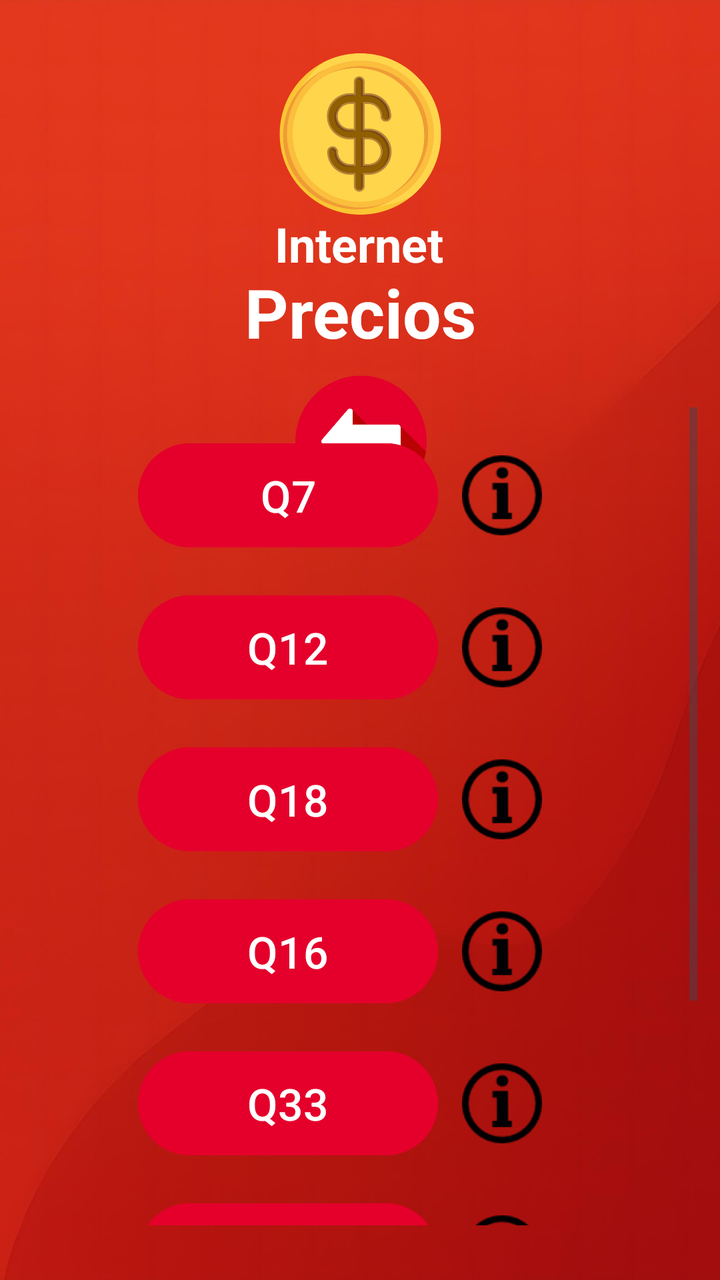
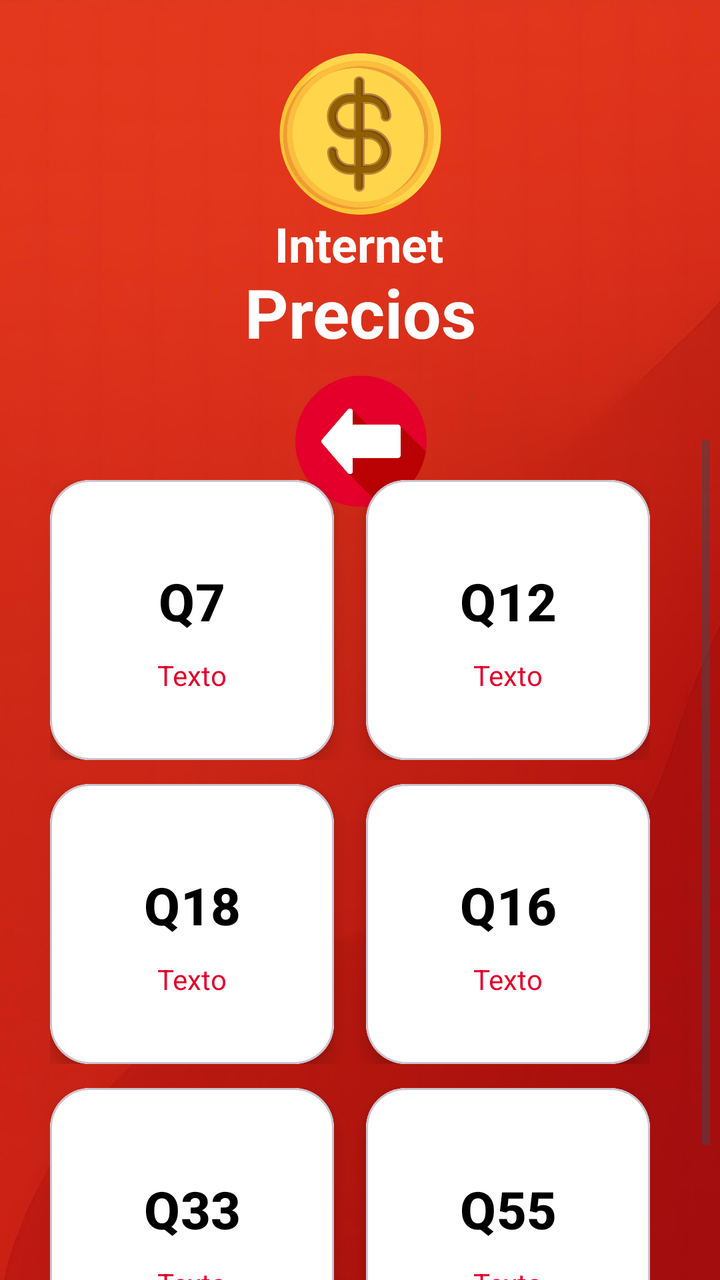

An Android layout rendered at two revisions. The XML below is the earlier revision; the diff shows what the commit changed to produce the second picture.
<!-- AndroidManifest.xml: application theme Theme.ClaroRecargasApp -->
<!-- res/layout/activity_menu_internet.xml -->
<?xml version="1.0" encoding="utf-8"?>
<androidx.constraintlayout.widget.ConstraintLayout xmlns:android="http://schemas.android.com/apk/res/android"
    xmlns:app="http://schemas.android.com/apk/res-auto"
    xmlns:tools="http://schemas.android.com/tools"
    android:id="@+id/main"
    android:layout_width="match_parent"
    android:layout_height="match_parent"
    tools:context=".MenuInternet">

    <ImageView
        android:id="@+id/backgroundImage"
        android:layout_width="0dp"
        android:layout_height="0dp"
        android:scaleType="centerCrop"
        android:src="@drawable/fondoapp"
        app:layout_constraintTop_toTopOf="parent"
        app:layout_constraintBottom_toBottomOf="parent"
        app:layout_constraintStart_toStartOf="parent"
        app:layout_constraintEnd_toEndOf="parent" />

    <ImageButton
        android:id="@+id/btnVolverI"
        android:layout_width="71dp"
        android:layout_height="70dp"
        android:layout_marginStart="16dp"
        android:background="#01FFFFFF"
        android:contentDescription="@string/descripcion_boton"
        android:scaleType="fitCenter"
        app:layout_constraintBottom_toBottomOf="parent"
        app:layout_constraintEnd_toEndOf="parent"
        app:layout_constraintHorizontal_bias="0.473"
        app:layout_constraintStart_toStartOf="parent"
        app:layout_constraintTop_toTopOf="parent"
        app:layout_constraintVertical_bias="0.326"
        app:srcCompat="@drawable/icon_regresar_atras" />

    <TextView
        android:id="@+id/textView"
        android:layout_width="171dp"
        android:layout_height="45dp"
        android:layout_gravity="center"
        android:gravity="center"
        android:text="Precios"
        android:textAlignment="center"
        android:textColor="#FFFFFF"
        android:textSize="34sp"
        android:textStyle="bold"
        app:layout_constraintBottom_toBottomOf="parent"
        app:layout_constraintEnd_toEndOf="parent"
        app:layout_constraintStart_toStartOf="parent"
        app:layout_constraintTop_toTopOf="parent"
        app:layout_constraintVertical_bias="0.224" />

    <ImageView
        android:id="@+id/imageView"
        android:layout_width="99dp"
        android:layout_height="86dp"
        android:layout_marginTop="24dp"
        app:layout_constraintEnd_toEndOf="parent"
        app:layout_constraintStart_toStartOf="parent"
        app:layout_constraintTop_toTopOf="parent"
        app:srcCompat="@drawable/precio" />

    <ScrollView
        android:id="@+id/scrollView2"
        android:layout_width="345dp"
        android:layout_height="409dp"
        android:layout_marginStart="45dp"
        android:layout_marginEnd="41dp"
        app:layout_constraintBottom_toBottomOf="parent"
        app:layout_constraintEnd_toEndOf="parent"
        app:layout_constraintHorizontal_bias="0.583"
        app:layout_constraintStart_toStartOf="parent"
        app:layout_constraintTop_toTopOf="parent"
        app:layout_constraintVertical_bias="0.881">

        <LinearLayout
            android:layout_width="match_parent"
            android:layout_height="wrap_content"
            android:gravity="center_horizontal"
            android:orientation="vertical"
            android:padding="16dp">

            <LinearLayout
                android:layout_width="wrap_content"
                android:layout_height="76dp"
                android:gravity="center_vertical"
                android:orientation="horizontal">

                <Button
                    android:id="@+id/btnPrecio1"
                    android:layout_width="150dp"
                    android:layout_height="60dp"
                    android:layout_marginBottom="10dp"
                    android:backgroundTint="#E4002B"
                    android:text="Q7"
                    android:textSize="22sp" />

                <ImageView
                    android:id="@+id/info1"
                    android:layout_width="wrap_content"
                    android:layout_height="40dp"
                    android:layout_marginBottom="10dp"
                    app:srcCompat="@drawable/informacion" />

            </LinearLayout>
            
            <LinearLayout
                android:layout_width="wrap_content"
                android:layout_height="76dp"
                android:gravity="center_vertical"
                android:orientation="horizontal">

                <Button
                    android:id="@+id/btnPrecio2"
                    android:layout_width="150dp"
                    android:layout_height="60dp"
                    android:layout_marginBottom="10dp"
                    android:backgroundTint="#E4002B"
                    android:text="Q12"
                    android:textSize="22sp" />

                <ImageView
                    android:id="@+id/info2"
                    android:layout_width="wrap_content"
                    android:layout_height="40dp"
                    android:layout_marginBottom="10dp"
                    app:srcCompat="@drawable/informacion" />

            </LinearLayout>
            
            <LinearLayout
                android:layout_width="wrap_content"
                android:layout_height="76dp"
                android:gravity="center_vertical"
                android:orientation="horizontal">

                <Button
                    android:id="@+id/btnPrecio3"
                    android:layout_width="150dp"
                    android:layout_height="60dp"
                    android:layout_marginBottom="10dp"
                    android:backgroundTint="#E4002B"
                    android:text="Q18"
                    android:textSize="22sp" />

                <ImageView
                    android:id="@+id/info3"
                    android:layout_width="wrap_content"
                    android:layout_height="40dp"
                    android:layout_marginBottom="10dp"
                    app:srcCompat="@drawable/informacion" />

            </LinearLayout>
            
            <LinearLayout
                android:layout_width="wrap_content"
                android:layout_height="76dp"
                android:gravity="center_vertical"
                android:orientation="horizontal">

                <Button
                    android:id="@+id/btnPrecio4"
                    android:layout_width="150dp"
                    android:layout_height="60dp"
                    android:layout_marginBottom="10dp"
                    android:backgroundTint="#E4002B"
                    android:text="Q16"
                    android:textSize="22sp" />

                <ImageView
                    android:id="@+id/info4"
                    android:layout_width="wrap_content"
                    android:layout_height="40dp"
                    android:layout_marginBottom="10dp"
                    app:srcCompat="@drawable/informacion" />

            </LinearLayout>
            
            <LinearLayout
                android:layout_width="wrap_content"
                android:layout_height="76dp"
                android:gravity="center_vertical"
                android:orientation="horizontal">

                <Button
                    android:id="@+id/btnPrecio5"
                    android:layout_width="150dp"
                    android:layout_height="60dp"
                    android:layout_marginBottom="10dp"
                    android:backgroundTint="#E4002B"
                    android:text="Q33"
                    android:textSize="22sp" />

                <ImageView
                    android:id="@+id/info5"
                    android:layout_width="wrap_content"
                    android:layout_height="40dp"
                    android:layout_marginBottom="10dp"
                    app:srcCompat="@drawable/informacion" />

            </LinearLayout>
            
            <LinearLayout
                android:layout_width="wrap_content"
                android:layout_height="76dp"
                android:gravity="center_vertical"
                android:orientation="horizontal">

                <Button
                    android:id="@+id/btnPrecio6"
                    android:layout_width="150dp"
                    android:layout_height="60dp"
                    android:layout_marginBottom="10dp"
                    android:backgroundTint="#E4002B"
                    android:text="Q55"
                    android:textSize="22sp" />

                <ImageView
                    android:id="@+id/info6"
                    android:layout_width="wrap_content"
                    android:layout_height="40dp"
                    android:layout_marginBottom="10dp"
                    app:srcCompat="@drawable/informacion" />

            </LinearLayout>

            <LinearLayout
                android:layout_width="wrap_content"
                android:layout_height="76dp"
                android:gravity="center_vertical"
                android:orientation="horizontal">

                <Button
                    android:id="@+id/btnPrecio7"
                    android:layout_width="150dp"
                    android:layout_height="60dp"
                    android:layout_marginBottom="10dp"
                    android:backgroundTint="#E4002B"
                    android:text="Q110"
                    android:textSize="22sp" />

                <ImageView
                    android:id="@+id/info7"
                    android:layout_width="wrap_content"
                    android:layout_height="40dp"
                    android:layout_marginBottom="10dp"
                    app:srcCompat="@drawable/informacion" />

            </LinearLayout>


        </LinearLayout>
    </ScrollView>

    <TextView
        android:id="@+id/textView2"
        android:layout_width="wrap_content"
        android:layout_height="wrap_content"
        android:text="Internet"
        android:textAlignment="textStart"
        android:textColor="#FFFFFF"
        android:textSize="24sp"
        android:textStyle="bold"
        app:layout_constraintBottom_toBottomOf="parent"
        app:layout_constraintEnd_toEndOf="parent"
        app:layout_constraintHorizontal_bias="0.498"
        app:layout_constraintStart_toStartOf="parent"
        app:layout_constraintTop_toTopOf="parent"
        app:layout_constraintVertical_bias="0.174" />


</androidx.constraintlayout.widget.ConstraintLayout>
<!-- resources referenced by this layout -->
<resources>
  <!-- drawable fondoapp: jpg bitmap (drawable, 112541 bytes) -->
  <!-- drawable icon_regresar_atras: png bitmap (drawable, 16579 bytes) -->
  <!-- drawable informacion: png bitmap (drawable, 1876 bytes) -->
  <!-- drawable precio: png bitmap (drawable, 49291 bytes) -->
  <string name="descripcion_boton">Menú desplegable</string>
  <style name="Theme.ClaroRecargasApp" parent="Base.Theme.ClaroRecargasApp" />
  <style name="Base.Theme.ClaroRecargasApp" parent="Theme.Material3.DayNight.NoActionBar">
          
          
      </style>
</resources>

<!-- the commit's change to res/layout/activity_menu_internet.xml (unified diff, before → after) -->
@@ -63,195 +63,298 @@
 
     <ScrollView
         android:id="@+id/scrollView2"
-        android:layout_width="345dp"
-        android:layout_height="409dp"
-        android:layout_marginStart="45dp"
-        android:layout_marginEnd="41dp"
-        app:layout_constraintBottom_toBottomOf="parent"
-        app:layout_constraintEnd_toEndOf="parent"
-        app:layout_constraintHorizontal_bias="0.583"
-        app:layout_constraintStart_toStartOf="parent"
-        app:layout_constraintTop_toTopOf="parent"
-        app:layout_constraintVertical_bias="0.881">
+        android:layout_width="350dp"
+        android:layout_height="480dp"
+        android:layout_marginTop="280dp"
+        android:fillViewport="true"
+        app:layout_constraintTop_toTopOf="parent"
+        app:layout_constraintBottom_toBottomOf="parent"
+        app:layout_constraintStart_toStartOf="parent"
+        app:layout_constraintEnd_toEndOf="parent">
 
         <LinearLayout
-            android:layout_width="match_parent"
+
+            android:layout_width="340dp"
             android:layout_height="wrap_content"
-            android:gravity="center_horizontal"
             android:orientation="vertical"
-            android:padding="16dp">
-
-            <LinearLayout
-                android:layout_width="wrap_content"
-                android:layout_height="76dp"
-                android:gravity="center_vertical"
-                android:orientation="horizontal">
-
-                <Button
-                    android:id="@+id/btnPrecio1"
-                    android:layout_width="150dp"
-                    android:layout_height="60dp"
-                    android:layout_marginBottom="10dp"
-                    android:backgroundTint="#E4002B"
-                    android:text="Q7"
-                    android:textSize="22sp" />
-
-                <ImageView
-                    android:id="@+id/info1"
-                    android:layout_width="wrap_content"
-                    android:layout_height="40dp"
-                    android:layout_marginBottom="10dp"
-                    app:srcCompat="@drawable/informacion" />
-
-            </LinearLayout>
+            android:padding="20dp">
+
             
             <LinearLayout
-                android:layout_width="wrap_content"
-                android:layout_height="76dp"
-                android:gravity="center_vertical"
+                android:layout_width="match_parent"
+                android:layout_height="wrap_content"
+                android:layout_marginBottom="12dp"
                 android:orientation="horizontal">
 
-                <Button
-                    android:id="@+id/btnPrecio2"
-                    android:layout_width="150dp"
-                    android:layout_height="60dp"
-                    android:layout_marginBottom="10dp"
-                    android:backgroundTint="#E4002B"
-                    android:text="Q12"
-                    android:textSize="22sp" />
-
-                <ImageView
-                    android:id="@+id/info2"
-                    android:layout_width="wrap_content"
-                    android:layout_height="40dp"
-                    android:layout_marginBottom="10dp"
-                    app:srcCompat="@drawable/informacion" />
+                <com.google.android.material.card.MaterialCardView
+                    android:layout_width="0dp"
+                    android:layout_height="140dp"
+                    android:layout_marginEnd="8dp"
+                    android:layout_weight="1"
+                    app:cardCornerRadius="20dp"
+                    app:cardElevation="6dp">
+
+                    <LinearLayout
+                        android:layout_width="match_parent"
+                        android:layout_height="match_parent"
+                        android:gravity="center"
+                        android:background="#FFFFFF"
+                        android:orientation="vertical">
+
+                        <Button
+                            android:id="@+id/btnPrecio1"
+                            android:layout_width="wrap_content"
+                            android:layout_height="wrap_content"
+                            android:background="@android:color/transparent"
+                            android:text="Q7"
+                            android:textColor="#000000"
+                            android:textSize="26sp"
+                            android:textStyle="bold" />
+
+                        <TextView
+                            android:layout_width="wrap_content"
+                            android:layout_height="wrap_content"
+                            android:text="Texto"
+                            android:textColor="#E4002B"
+                            android:textSize="14sp" />
+                    </LinearLayout>
+
+                </com.google.android.material.card.MaterialCardView>
+
+                <com.google.android.material.card.MaterialCardView
+                    android:layout_width="0dp"
+                    android:layout_height="140dp"
+                    android:layout_marginStart="8dp"
+                    android:layout_weight="1"
+                    app:cardCornerRadius="20dp"
+                    app:cardElevation="6dp">
+
+                    <LinearLayout
+                        android:layout_width="match_parent"
+                        android:layout_height="match_parent"
+                        android:gravity="center"
+                        android:background="#FFFFFF"
+                        android:orientation="vertical">
+
+                        <Button
+                            android:id="@+id/btnPrecio2"
+                            android:layout_width="wrap_content"
+                            android:layout_height="wrap_content"
+                            android:background="@android:color/transparent"
+                            android:text="Q12"
+                            android:textColor="#000000"
+                            android:textSize="26sp"
+                            android:textStyle="bold" />
+
+                        <TextView
+                            android:layout_width="wrap_content"
+                            android:layout_height="wrap_content"
+                            android:text="Texto"
+                            android:textColor="#E4002B"
+                            android:textSize="14sp" />
+                    </LinearLayout>
+
+                </com.google.android.material.card.MaterialCardView>
 
             </LinearLayout>
+
             
             <LinearLayout
-                android:layout_width="wrap_content"
-                android:layout_height="76dp"
-                android:gravity="center_vertical"
-                android:orientation="horizontal">
-
-                <Button
-                    android:id="@+id/btnPrecio3"
-                    android:layout_width="150dp"
-                    android:layout_height="60dp"
-                    android:layout_marginBottom="10dp"
-                    android:backgroundTint="#E4002B"
-                    android:text="Q18"
-                    android:textSize="22sp" />
-
-                <ImageView
-                    android:id="@+id/info3"
-                    android:layout_width="wrap_content"
-                    android:layout_height="40dp"
-                    android:layout_marginBottom="10dp"
-                    app:srcCompat="@drawable/informacion" />
+                android:layout_width="match_parent"
+                android:layout_height="wrap_content"
+                android:orientation="horizontal"
+                android:layout_marginBottom="12dp">
+
+
+                <com.google.android.material.card.MaterialCardView
+                    android:layout_width="0dp"
+                    android:layout_height="140dp"
+                    android:layout_weight="1"
+                    android:layout_marginEnd="8dp"
+                    app:cardCornerRadius="20dp"
+                    app:cardElevation="6dp">
+
+                    <LinearLayout
+                        android:layout_width="match_parent"
+                        android:layout_height="match_parent"
+                        android:gravity="center"
+                        android:background="#FFFFFF"
+                        android:orientation="vertical">
+
+                        <Button
+                            android:id="@+id/btnPrecio3"
+                            android:layout_width="wrap_content"
+                            android:layout_height="wrap_content"
+                            android:background="@android:color/transparent"
+                            android:text="Q18"
+                            android:textSize="26sp"
+                            android:textStyle="bold"
+                            android:textColor="#000000"/>
+
+                        <TextView
+                            android:layout_width="wrap_content"
+                            android:layout_height="wrap_content"
+                            android:text="Texto"
+                            android:textSize="14sp"
+                            android:textColor="#E4002B"/>
+                    </LinearLayout>
+
+                </com.google.android.material.card.MaterialCardView>
+
+                <com.google.android.material.card.MaterialCardView
+                    android:layout_width="0dp"
+                    android:layout_height="140dp"
+                    android:layout_weight="1"
+                    android:layout_marginStart="8dp"
+                    app:cardCornerRadius="20dp"
+                    app:cardElevation="6dp">
+
+                    <LinearLayout
+                        android:layout_width="match_parent"
+                        android:layout_height="match_parent"
+                        android:gravity="center"
+                        android:background="#FFFFFF"
+                        android:orientation="vertical">
+
+                        <Button
+                            android:id="@+id/btnPrecio4"
+                            android:layout_width="wrap_content"
+                            android:layout_height="wrap_content"
+                            android:background="@android:color/transparent"
+                            android:text="Q16"
+                            android:textSize="26sp"
+                            android:textStyle="bold"
+                            android:textColor="#000000"/>
+
+                        <TextView
+                            android:layout_width="wrap_content"
+                            android:layout_height="wrap_content"
+                            android:text="Texto"
+                            android:textSize="14sp"
+                            android:textColor="#E4002B"/>
+                    </LinearLayout>
+
+                </com.google.android.material.card.MaterialCardView>
 
             </LinearLayout>
+
             
             <LinearLayout
-                android:layout_width="wrap_content"
-                android:layout_height="76dp"
-                android:gravity="center_vertical"
-                android:orientation="horizontal">
-
-                <Button
-                    android:id="@+id/btnPrecio4"
-                    android:layout_width="150dp"
-                    android:layout_height="60dp"
-                    android:layout_marginBottom="10dp"
-                    android:backgroundTint="#E4002B"
-                    android:text="Q16"
-                    android:textSize="22sp" />
-
-                <ImageView
-                    android:id="@+id/info4"
-                    android:layout_width="wrap_content"
-                    android:layout_height="40dp"
-                    android:layout_marginBottom="10dp"
-                    app:srcCompat="@drawable/informacion" />
+                android:layout_width="match_parent"
+                android:layout_height="wrap_content"
+                android:orientation="horizontal"
+                android:layout_marginBottom="12dp">
+
+                <com.google.android.material.card.MaterialCardView
+                    android:layout_width="0dp"
+                    android:layout_height="140dp"
+                    android:layout_weight="1"
+                    android:layout_marginEnd="8dp"
+                    app:cardCornerRadius="20dp"
+                    app:cardElevation="6dp">
+
+                    <LinearLayout
+                        android:layout_width="match_parent"
+                        android:layout_height="match_parent"
+                        android:gravity="center"
+                        android:background="#FFFFFF"
+                        android:orientation="vertical">
+
+                        <Button
+                            android:id="@+id/btnPrecio5"
+                            android:layout_width="wrap_content"
+                            android:layout_height="wrap_content"
+                            android:background="@android:color/transparent"
+                            android:text="Q33"
+                            android:textSize="26sp"
+                            android:textStyle="bold"
+                            android:textColor="#000000"/>
+
+                        <TextView
+                            android:layout_width="wrap_content"
+                            android:layout_height="wrap_content"
+                            android:text="Texto"
+                            android:textSize="14sp"
+                            android:textColor="#E4002B"/>
+                    </LinearLayout>
+
+                </com.google.android.material.card.MaterialCardView>
+
+                <com.google.android.material.card.MaterialCardView
+                    android:layout_width="0dp"
+                    android:layout_height="140dp"
+                    android:layout_weight="1"
+                    android:layout_marginStart="8dp"
+                    app:cardCornerRadius="20dp"
+                    app:cardElevation="6dp">
+
+                    <LinearLayout
+                        android:layout_width="match_parent"
+                        android:layout_height="match_parent"
+                        android:gravity="center"
+                        android:background="#FFFFFF"
+                        android:orientation="vertical">
+
+                        <Button
+                            android:id="@+id/btnPrecio6"
+                            android:layout_width="wrap_content"
+                            android:layout_height="wrap_content"
+                            android:background="@android:color/transparent"
+                            android:text="Q55"
+                            android:textSize="26sp"
+                            android:textStyle="bold"
+                            android:textColor="#000000"/>
+
+                        <TextView
+                            android:layout_width="wrap_content"
+                            android:layout_height="wrap_content"
+                            android:text="Texto"
+                            android:textSize="14sp"
+                            android:textColor="#E4002B"/>
+                    </LinearLayout>
+
+                </com.google.android.material.card.MaterialCardView>
 
             </LinearLayout>
+
             
-            <LinearLayout
-                android:layout_width="wrap_content"
-                android:layout_height="76dp"
-                android:gravity="center_vertical"
-                android:orientation="horizontal">
-
-                <Button
-                    android:id="@+id/btnPrecio5"
-                    android:layout_width="150dp"
-                    android:layout_height="60dp"
-                    android:layout_marginBottom="10dp"
-                    android:backgroundTint="#E4002B"
-                    android:text="Q33"
-                    android:textSize="22sp" />
-
-                <ImageView
-                    android:id="@+id/info5"
-                    android:layout_width="wrap_content"
-                    android:layout_height="40dp"
-                    android:layout_marginBottom="10dp"
-                    app:srcCompat="@drawable/informacion" />
-
-            </LinearLayout>
-            
-            <LinearLayout
-                android:layout_width="wrap_content"
-                android:layout_height="76dp"
-                android:gravity="center_vertical"
-                android:orientation="horizontal">
-
-                <Button
-                    android:id="@+id/btnPrecio6"
-                    android:layout_width="150dp"
-                    android:layout_height="60dp"
-                    android:layout_marginBottom="10dp"
-                    android:backgroundTint="#E4002B"
-                    android:text="Q55"
-                    android:textSize="22sp" />
-
-                <ImageView
-                    android:id="@+id/info6"
-                    android:layout_width="wrap_content"
-                    android:layout_height="40dp"
-                    android:layout_marginBottom="10dp"
-                    app:srcCompat="@drawable/informacion" />
-
-            </LinearLayout>
-
-            <LinearLayout
-                android:layout_width="wrap_content"
-                android:layout_height="76dp"
-                android:gravity="center_vertical"
-                android:orientation="horizontal">
-
-                <Button
-                    android:id="@+id/btnPrecio7"
-                    android:layout_width="150dp"
-                    android:layout_height="60dp"
-                    android:layout_marginBottom="10dp"
-                    android:backgroundTint="#E4002B"
-                    android:text="Q110"
-                    android:textSize="22sp" />
-
-                <ImageView
-                    android:id="@+id/info7"
-                    android:layout_width="wrap_content"
-                    android:layout_height="40dp"
-                    android:layout_marginBottom="10dp"
-                    app:srcCompat="@drawable/informacion" />
-
-            </LinearLayout>
-
+            <com.google.android.material.card.MaterialCardView
+                android:layout_width="match_parent"
+                android:layout_height="150dp"
+                android:layout_marginTop="8dp"
+                app:cardCornerRadius="20dp"
+                app:cardElevation="6dp">
+
+                <LinearLayout
+                    android:layout_width="match_parent"
+                    android:layout_height="match_parent"
+                    android:gravity="center"
+                    android:background="#FFFFFF"
+                    android:orientation="vertical">
+
+                    <Button
+                        android:id="@+id/btnPrecio7"
+                        android:layout_width="wrap_content"
+                        android:layout_height="wrap_content"
+                        android:background="@android:color/transparent"
+                        android:text="Q110"
+                        android:textSize="28sp"
+                        android:textStyle="bold"
+                        android:textColor="#000000"/>
+
+                    <TextView
+                        android:layout_width="wrap_content"
+                        android:layout_height="wrap_content"
+                        android:text="Texto"
+                        android:textSize="14sp"
+                        android:textColor="#E4002B"/>
+                </LinearLayout>
+
+            </com.google.android.material.card.MaterialCardView>
 
         </LinearLayout>
     </ScrollView>
+
 
     <TextView
         android:id="@+id/textView2"
<!-- resource entries referenced after the edit -->
@@ -2,10 +2,12 @@
 <resources>
   <!-- drawable fondoapp: jpg bitmap (drawable, 112541 bytes) -->
   <!-- drawable icon_regresar_atras: png bitmap (drawable, 16579 bytes) -->
-  <!-- drawable informacion: png bitmap (drawable, 1876 bytes) -->
   <!-- drawable precio: png bitmap (drawable, 49291 bytes) -->
   <string name="descripcion_boton">Menú desplegable</string>
-  <style name="Theme.ClaroRecargasApp" parent="Base.Theme.ClaroRecargasApp" />
+  <style name="Theme.ClaroRecargasApp" parent="Base.Theme.ClaroRecargasApp">
+          
+          <item name="android:windowFullscreen">true</item>
+      </style>
   <style name="Base.Theme.ClaroRecargasApp" parent="Theme.Material3.DayNight.NoActionBar">
           
           
